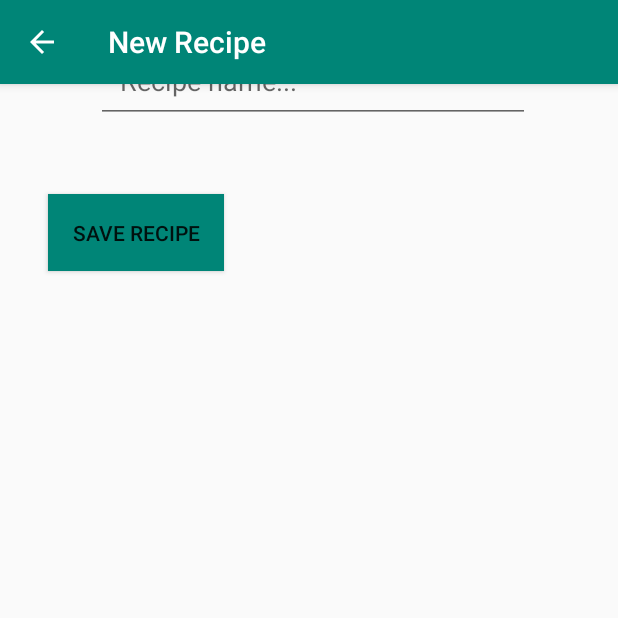
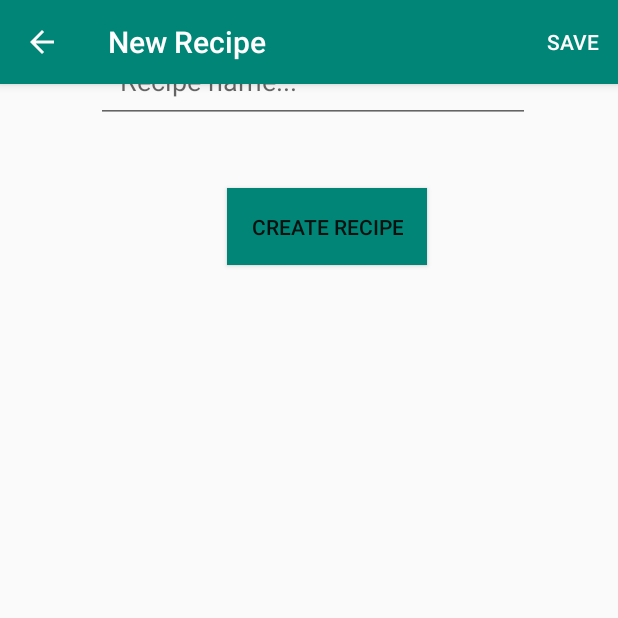
Before and after one commit to f-ale/Baker-s-Recipes, an Android app: the EditRecipeActivity screen opened directly, with no data from a screen before it, on a phone screen of 412 x 824 dp, the top half of it. Run offline under Robolectric (Android 15) with nearby library versions, the phone set to English and light mode, and no system bars; our stand-ins replace Room's generated code.

Commit message:
Adds Dialog for adding recipe; UI Changes

```diff
--- a/app/src/main/java/com/francescoalessi/recipes/data/RecipeDao.java
+++ b/app/src/main/java/com/francescoalessi/recipes/data/RecipeDao.java
@@ -30,6 +30,9 @@ public interface RecipeDao {
     @Update
     int update(Ingredient ingredient);
 
+    @Query("SELECT * from recipe_table WHERE id = (SELECT max(id) FROM recipe_table) LIMIT 1")
+    LiveData<Recipe> getLastAddedRecipe();
+
     @Query("SELECT * from ingredient_table WHERE recipeId = :recipeId ORDER BY percent DESC")
     LiveData<List<Ingredient>> getIngredientsForRecipe(int recipeId);
 
--- a/app/src/main/java/com/francescoalessi/recipes/data/RecipeRepository.java
+++ b/app/src/main/java/com/francescoalessi/recipes/data/RecipeRepository.java
@@ -30,6 +30,8 @@ public class RecipeRepository {
     public LiveData<Recipe> getRecipeById(int id) { return mRecipeDao.getRecipeById(id); }
 
     public LiveData<Ingredient> getIngredientById(int id) { return mRecipeDao.getIngredientById(id); }
+
+    public LiveData<Recipe> getLastAddedRecipe() { return mRecipeDao.getLastAddedRecipe(); }
 
     public void insert (final Recipe recipe)  {
         AppExecutors.getInstance().diskIO().execute(new Runnable() {
--- a/app/src/main/java/com/francescoalessi/recipes/editing/EditRecipeActivity.java
+++ b/app/src/main/java/com/francescoalessi/recipes/editing/EditRecipeActivity.java
@@ -21,6 +21,8 @@ import android.os.Build;
 import android.os.Bundle;
 import android.provider.MediaStore;
 import android.util.Log;
+import android.view.Menu;
+import android.view.MenuInflater;
 import android.view.MenuItem;
 import android.view.View;
 import android.widget.Button;
@@ -39,6 +41,7 @@ import com.francescoalessi.recipes.editing.adapters.IngredientListAdapter;
 import com.francescoalessi.recipes.editing.model.EditRecipeViewModel;
 import com.francescoalessi.recipes.editing.model.EditRecipeViewModelFactory;
 import com.francescoalessi.recipes.utils.RequestCodes;
+import com.google.android.material.floatingactionbutton.FloatingActionButton;
 
 import java.io.IOException;
 import java.util.List;
@@ -50,8 +53,10 @@ public class EditRecipeActivity extends AppCompatActivity implements View.OnClic
     private EditRecipeViewModel mEditRecipeViewModel;
     private LiveData<Recipe> mRecipe;
     private LiveData<List<Ingredient>> mIngredientList;
-    private Button mNewIngredientButton;
+    private FloatingActionButton mNewIngredientButton;
     private RecyclerView mIngredientsRecyclerView;
+    private TextView mNoIngredientsTextView;
+    private TextView mIngredientsLabel;
     private ImageButton mPickImageButton;
     private IngredientListAdapter mAdapter;
     private int mRecipeId;
@@ -77,6 +82,9 @@ public class EditRecipeActivity extends AppCompatActivity implements View.OnClic
         mNewIngredientButton = findViewById(R.id.btn_new_ingredient);
         mNewIngredientButton.setOnClickListener(this);
 
+        mNoIngredientsTextView = findViewById(R.id.tv_no_ingredients);
+        mIngredientsLabel = findViewById(R.id.tv_ingredients_label);
+
         mPickImageButton = findViewById(R.id.btn_pick_image);
         mPickImageButton.setOnClickListener(this);
 
@@ -96,12 +104,14 @@ public class EditRecipeActivity extends AppCompatActivity implements View.OnClic
 
             if (mRecipeId == -1)
             {
-                mNewIngredientButton.setVisibility(View.GONE);
+                mNewIngredientButton.hide();
                 mPickImageButton.setVisibility(View.GONE);
+                mIngredientsLabel.setVisibility(View.GONE);
                 setTitle("New Recipe");
             }
             else
             {
+                mSaveRecipeButton.setVisibility(View.GONE);
                 mRecipe = mEditRecipeViewModel.getRecipeById();
                 mRecipe.observe(this, new Observer<Recipe>() {
                     @Override
@@ -115,6 +125,12 @@ public class EditRecipeActivity extends AppCompatActivity implements View.OnClic
                     @Override
                     public void onChanged(List<Ingredient> ingredients) {
                         mAdapter.setIngredients(ingredients);
+                        if(ingredients != null && ingredients.size() <= 0)
+                        {
+                            mNoIngredientsTextView.setVisibility(View.VISIBLE);
+                        }
+                        else
+                            mNoIngredientsTextView.setVisibility(View.INVISIBLE);
                     }
                 });
             }
@@ -150,6 +166,23 @@ public class EditRecipeActivity extends AppCompatActivity implements View.OnClic
         }
     }
 
+    @Override
+    public boolean onCreateOptionsMenu(Menu menu) {
+        MenuInflater inflater = getMenuInflater();
+        inflater.inflate(R.menu.edit_recipe_menu, menu);
+        return true;
+    }
+
+    @Override
+    public boolean onOptionsItemSelected(@NonNull MenuItem item) {
+        if(item.getItemId() == R.id.action_save_recipe)
+        {
+            saveAndFinish(true);
+            return true;
+        }
+        return super.onOptionsItemSelected(item);
+    }
+
     private void loadThumbImage(Recipe recipe)
     {
         if(recipe != null)
@@ -166,8 +199,7 @@ public class EditRecipeActivity extends AppCompatActivity implements View.OnClic
     }
     @Override
     public boolean onSupportNavigateUp() {
-        setResult(mRecipeId);
-        finish();
+        saveAndFinish(mRecipeId != -1);
         return true;
     }
 
@@ -191,9 +223,15 @@ public class EditRecipeActivity extends AppCompatActivity implements View.OnClic
         }
     }
 
-    @Override
-    public void onClick(View view) {
-        if(view.getId() == R.id.btn_save_recipe)
+    private void saveAndFinish(boolean saveChanges)
+    {
+        setResult(mRecipeId);
+        if(saveChanges)
+            saveChanges();
+        finish();
+    }
+
+    private void saveChanges()
     {
         Recipe recipe;
         if(mRecipeId != -1)
@@ -211,7 +249,13 @@ public class EditRecipeActivity extends AppCompatActivity implements View.OnClic
             mEditRecipeViewModel.update(recipe);
         else
             mEditRecipeViewModel.insert(recipe);
+    }
 
+    @Override
+    public void onClick(View view) {
+        if(view.getId() == R.id.btn_save_recipe)
+        {
+            saveChanges();
             finish();
         }
 
--- a/app/src/main/java/com/francescoalessi/recipes/editing/model/EditRecipeViewModel.java
+++ b/app/src/main/java/com/francescoalessi/recipes/editing/model/EditRecipeViewModel.java
@@ -47,6 +47,11 @@ public class EditRecipeViewModel extends AndroidViewModel {
         mRepository.delete(ingredient);
     }
 
+    public void delete(Recipe recipe)
+    {
+        mRepository.delete(recipe);
+    }
+
     public void update(Recipe recipe)
     {
         mRepository.update(recipe);
--- a/app/src/main/java/com/francescoalessi/recipes/model/RecipeViewModel.java
+++ b/app/src/main/java/com/francescoalessi/recipes/model/RecipeViewModel.java
@@ -31,4 +31,7 @@ public class RecipeViewModel extends AndroidViewModel {
     {
         mRepository.delete(recipe);
     }
+    public void insert(Recipe recipe) { mRepository.insert(recipe); }
+
+    public LiveData<Recipe> getLastAddedRecipe() { return mRepository.getLastAddedRecipe(); }
 }
--- a/app/src/main/res/layout/activity_edit_recipe.xml
+++ b/app/src/main/res/layout/activity_edit_recipe.xml
@@ -1,9 +1,12 @@
 <?xml version="1.0" encoding="utf-8"?>
-
-<ScrollView xmlns:android="http://schemas.android.com/apk/res/android"
+<androidx.coordinatorlayout.widget.CoordinatorLayout xmlns:android="http://schemas.android.com/apk/res/android"
     xmlns:app="http://schemas.android.com/apk/res-auto"
     xmlns:tools="http://schemas.android.com/tools"
-    android:id="@+id/scrollView2"
+    android:layout_width="match_parent"
+    android:layout_height="match_parent">
+
+    <ScrollView
+        android:id="@+id/scrollView"
         android:layout_width="match_parent"
         android:layout_height="match_parent"
         android:orientation="vertical">
@@ -12,6 +15,20 @@
             android:layout_width="match_parent"
             android:layout_height="match_parent"
             android:orientation="vertical">
+
+            <TextView
+                android:id="@+id/tv_no_ingredients"
+                android:layout_width="wrap_content"
+                android:layout_height="wrap_content"
+                android:layout_marginTop="32dp"
+                android:text="No ingredients yet. Add some!"
+                android:textAppearance="@style/TextAppearance.AppCompat.Medium"
+                android:visibility="invisible"
+                app:layout_constraintBottom_toBottomOf="@+id/rv_ingredient_list"
+                app:layout_constraintEnd_toEndOf="@+id/rv_ingredient_list"
+                app:layout_constraintStart_toStartOf="@+id/rv_ingredient_list"
+                app:layout_constraintTop_toTopOf="@+id/rv_ingredient_list"
+                tools:visibility="visible" />
 
             <EditText
                 android:id="@+id/et_recipe"
@@ -27,27 +44,25 @@
                 app:layout_goneMarginStart="64dp"
                 app:layout_goneMarginTop="78dp"/>
 
+            <TextView
+                android:id="@+id/tv_ingredients_label"
+                android:layout_width="wrap_content"
+                android:layout_height="wrap_content"
+                android:layout_marginStart="16dp"
+                android:layout_marginTop="28dp"
+                android:text="Ingredients"
+                android:textAllCaps="false"
+                android:textAppearance="@style/TextAppearance.AppCompat.Large"
+                app:layout_constraintStart_toStartOf="parent"
+                app:layout_constraintTop_toBottomOf="@+id/et_recipe" />
+
             <androidx.recyclerview.widget.RecyclerView
                 android:id="@+id/rv_ingredient_list"
                 android:layout_width="match_parent"
                 android:layout_height="match_parent"
-            android:layout_marginTop="16dp"
-            app:layout_constraintTop_toBottomOf="@+id/et_recipe" />
-
-        <Button
-            android:id="@+id/btn_new_ingredient"
-            android:layout_width="wrap_content"
-            android:layout_height="wrap_content"
-            android:layout_gravity="center_horizontal"
-            android:layout_marginTop="32dp"
-            android:layout_marginEnd="32dp"
-            android:layout_marginBottom="32dp"
-            android:background="@color/colorPrimary"
-            android:padding="16dp"
-            android:text="Add Ingredient"
-            app:layout_constraintBottom_toBottomOf="parent"
-            app:layout_constraintEnd_toEndOf="parent"
-            app:layout_constraintTop_toBottomOf="@+id/rv_ingredient_list" />
+                android:layout_marginTop="12dp"
+                app:layout_constraintTop_toBottomOf="@+id/tv_ingredients_label"
+                tools:layout_editor_absoluteX="0dp" />
 
             <Button
                 android:id="@+id/btn_save_recipe"
@@ -56,11 +71,13 @@
                 android:layout_gravity="center_horizontal"
                 android:layout_marginStart="32dp"
                 android:layout_marginTop="32dp"
+                android:layout_marginEnd="8dp"
                 android:layout_marginBottom="32dp"
                 android:background="@color/colorPrimary"
                 android:padding="16dp"
-            android:text="Save Recipe"
+                android:text="Create Recipe"
                 app:layout_constraintBottom_toBottomOf="parent"
+                app:layout_constraintEnd_toEndOf="parent"
                 app:layout_constraintStart_toStartOf="parent"
                 app:layout_constraintTop_toBottomOf="@+id/rv_ingredient_list" />
 
@@ -79,3 +96,14 @@
 
         </androidx.constraintlayout.widget.ConstraintLayout>
     </ScrollView>
+
+    <com.google.android.material.floatingactionbutton.FloatingActionButton
+        android:id="@+id/btn_new_ingredient"
+        android:layout_width="wrap_content"
+        android:layout_height="wrap_content"
+        android:layout_gravity="bottom|end"
+        android:layout_margin="16dp"
+        app:srcCompat="@drawable/ic_add_white_24dp" />
+
+
+</androidx.coordinatorlayout.widget.CoordinatorLayout>
--- /dev/null
+++ b/app/src/main/res/menu/edit_recipe_menu.xml
@@ -0,0 +1,10 @@
+<?xml version="1.0" encoding="utf-8"?>
+<menu xmlns:android="http://schemas.android.com/apk/res/android"
+    xmlns:app="http://schemas.android.com/apk/res-auto">
+
+        <item
+            android:title="Save"
+            android:id="@+id/action_save_recipe"
+            android:orderInCategory="100"
+            app:showAsAction="always"/>
+</menu>
```
Also changed, not shown: app/src/main/java/com/francescoalessi/recipes/MainActivity.java (+28 -7 lines), app/src/main/java/com/francescoalessi/recipes/ViewRecipeActivity.java (+22 -0 lines), app/src/main/java/com/francescoalessi/recipes/editing/NewRecipeDialogFragment.java (added, +65 -0 lines), app/src/main/res/layout/activity_view_recipe.xml (+14 -1 lines), app/src/main/res/layout/dialog_new_recipe.xml (added, +14 -0 lines). Lines whose indentation alone changed are shown as unchanged.
